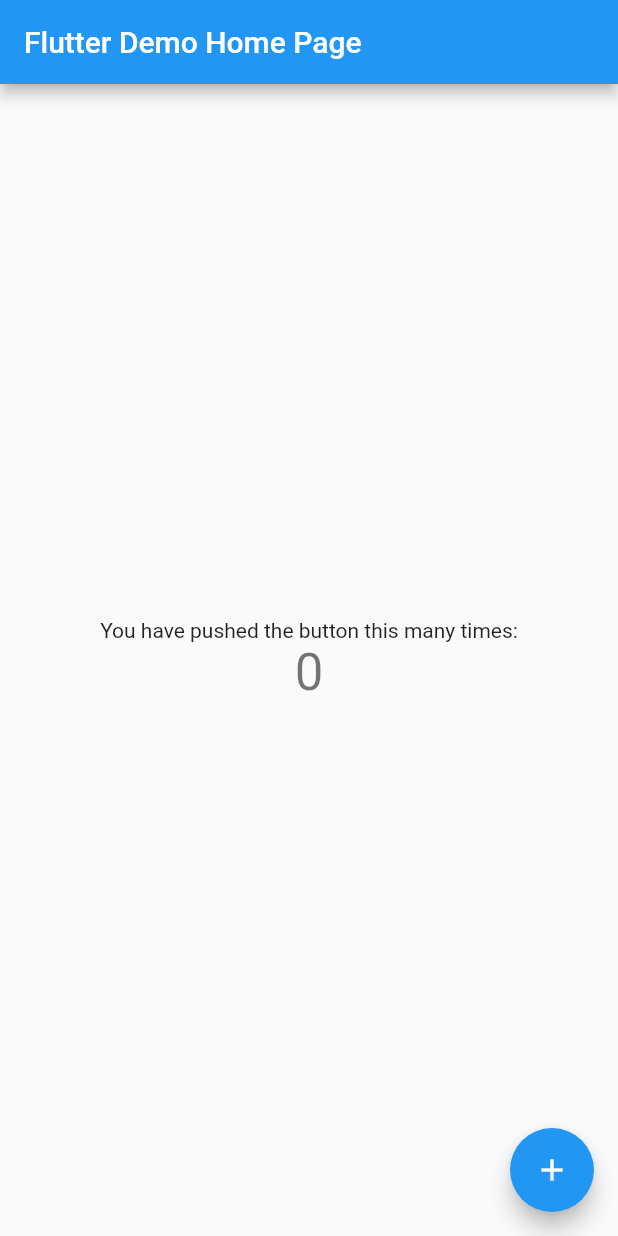
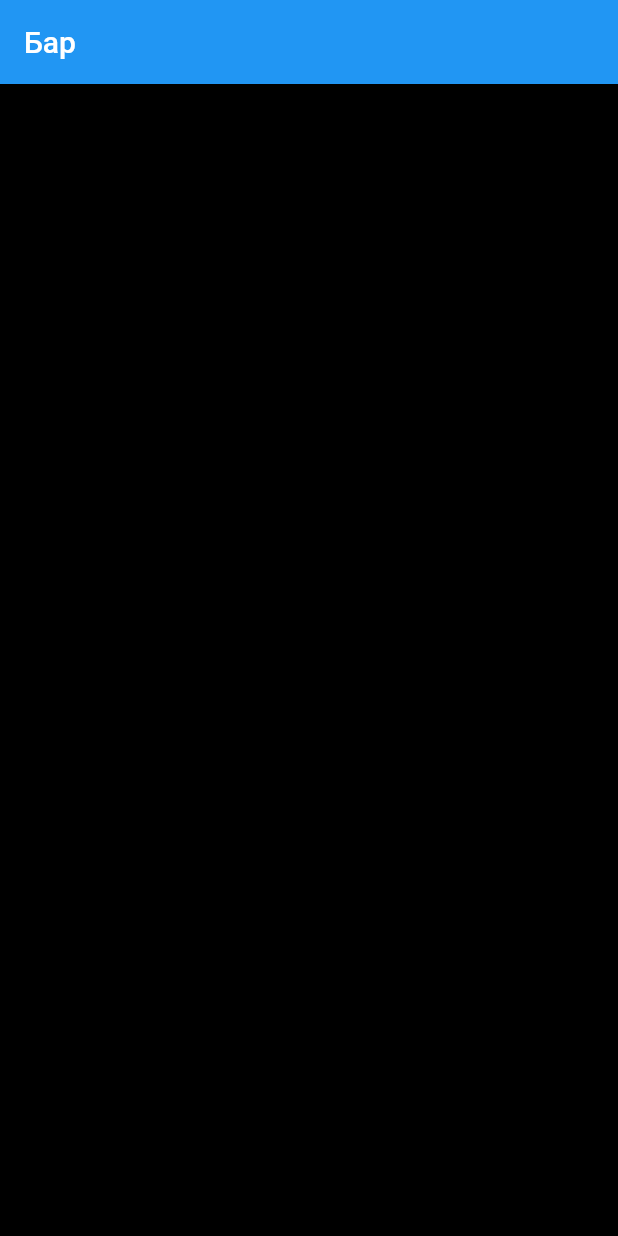
Before and after one commit to fedek1324/uDrink-863-frame, a Flutter app: the screen it shows after launch, on a phone screen of 412 x 824 dp. Run offline on Flutter 3.47's test engine with Material 2 defaults, Android fonts, the phone set to English and light mode, and no system bars.

Commit message:
finished setup

```diff
--- /dev/null
+++ b/lib/components/flame863.dart
@@ -0,0 +1,19 @@
+import 'package:flutter/material.dart';
+
+class Frame863 extends StatelessWidget {
+  const Frame863({Key? key}) : super(key: key);
+
+  @override
+  Widget build(BuildContext context) {
+    return Scaffold(
+      appBar: buildAppBar(),
+    );
+  }
+
+  AppBar buildAppBar() {
+    return AppBar(
+      elevation: 0,
+      title: Text('Бар'),
+    );
+  }
+}
--- /dev/null
+++ b/lib/constants.dart
@@ -0,0 +1,7 @@
+import 'package:flutter/material.dart';
+
+const kPrimaryColor = Color(0xFF81e5d3);
+const kTextColor = Colors.white;
+const kBackgroundColor = Colors.black;
+
+const double kDefaultPadding = 20.0;
--- a/lib/main.dart
+++ b/lib/main.dart
@@ -1,4 +1,7 @@
 import 'package:flutter/material.dart';
+import 'package:frame863/constants.dart';
+
+import 'components/flame863.dart';
 
 void main() {
   runApp(const MyApp());
@@ -11,105 +14,14 @@ class MyApp extends StatelessWidget {
   @override
   Widget build(BuildContext context) {
     return MaterialApp(
-      title: 'Flutter Demo',
+      title: 'Frame 863',
       theme: ThemeData(
-        // This is the theme of your application.
-        //
-        // Try running your application with "flutter run". You'll see the
-        // application has a blue toolbar. Then, without quitting the app, try
-        // changing the primarySwatch below to Colors.green and then invoke
-        // "hot reload" (press "r" in the console where you ran "flutter run",
-        // or simply save your changes to "hot reload" in a Flutter IDE).
-        // Notice that the counter didn't reset back to zero; the application
-        // is not restarted.
-        primarySwatch: Colors.blue,
+        scaffoldBackgroundColor: kBackgroundColor,
+        primaryColor: kPrimaryColor,
+        textTheme: Theme.of(context).textTheme.apply(bodyColor: kTextColor),
+        visualDensity: VisualDensity.adaptivePlatformDensity,
       ),
-      home: const MyHomePage(title: 'Flutter Demo Home Page'),
+      home: const Frame863()
     );
   }
 }
-
-class MyHomePage extends StatefulWidget {
-  const MyHomePage({Key? key, required this.title}) : super(key: key);
-
-  // This widget is the home page of your application. It is stateful, meaning
-  // that it has a State object (defined below) that contains fields that affect
-  // how it looks.
-
-  // This class is the configuration for the state. It holds the values (in this
-  // case the title) provided by the parent (in this case the App widget) and
-  // used by the build method of the State. Fields in a Widget subclass are
-  // always marked "final".
-
-  final String title;
-
-  @override
-  State<MyHomePage> createState() => _MyHomePageState();
-}
-
-class _MyHomePageState extends State<MyHomePage> {
-  int _counter = 0;
-
-  void _incrementCounter() {
-    setState(() {
-      // This call to setState tells the Flutter framework that something has
-      // changed in this State, which causes it to rerun the build method below
-      // so that the display can reflect the updated values. If we changed
-      // _counter without calling setState(), then the build method would not be
-      // called again, and so nothing would appear to happen.
-      _counter++;
-    });
-  }
-
-  @override
-  Widget build(BuildContext context) {
-    // This method is rerun every time setState is called, for instance as done
-    // by the _incrementCounter method above.
-    //
-    // The Flutter framework has been optimized to make rerunning build methods
-    // fast, so that you can just rebuild anything that needs updating rather
-    // than having to individually change instances of widgets.
-    return Scaffold(
-      appBar: AppBar(
-        // Here we take the value from the MyHomePage object that was created by
-        // the App.build method, and use it to set our appbar title.
-        title: Text(widget.title),
-      ),
-      body: Center(
-        // Center is a layout widget. It takes a single child and positions it
-        // in the middle of the parent.
-        child: Column(
-          // Column is also a layout widget. It takes a list of children and
-          // arranges them vertically. By default, it sizes itself to fit its
-          // children horizontally, and tries to be as tall as its parent.
-          //
-          // Invoke "debug painting" (press "p" in the console, choose the
-          // "Toggle Debug Paint" action from the Flutter Inspector in Android
-          // Studio, or the "Toggle Debug Paint" command in Visual Studio Code)
-          // to see the wireframe for each widget.
-          //
-          // Column has various properties to control how it sizes itself and
-          // how it positions its children. Here we use mainAxisAlignment to
-          // center the children vertically; the main axis here is the vertical
-          // axis because Columns are vertical (the cross axis would be
-          // horizontal).
-          mainAxisAlignment: MainAxisAlignment.center,
-          children: <Widget>[
-            const Text(
-              'You have pushed the button this many times:',
-            ),
-            Text(
-              '$_counter',
-              style: Theme.of(context).textTheme.headline4,
-            ),
-          ],
-        ),
-      ),
-      floatingActionButton: FloatingActionButton(
-        onPressed: _incrementCounter,
-        tooltip: 'Increment',
-        child: const Icon(Icons.add),
-      ), // This trailing comma makes auto-formatting nicer for build methods.
-    );
-  }
-}
```
Also changed, not shown: pubspec.yaml (+4 -3 lines), assets/icons/bar.svg (added), assets/images/coctail.jpg (added), pubspec.lock.
